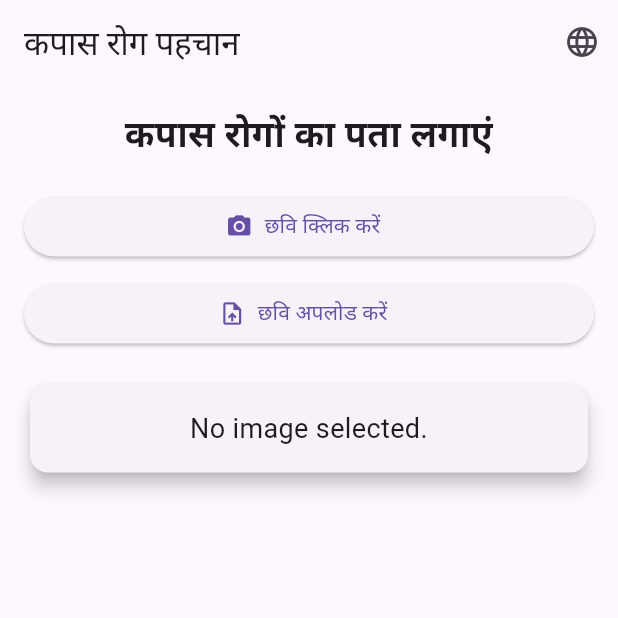
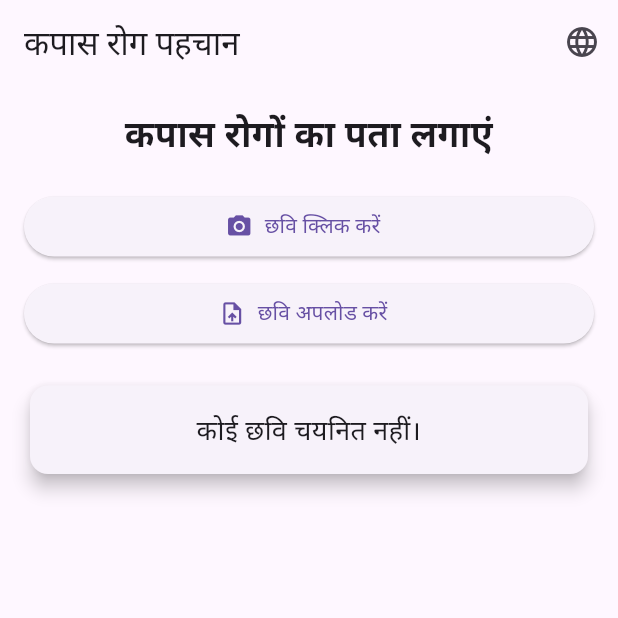
Before and after one commit to VidyaBarla/Cotton_Disease_Detection_App, a Flutter app: the screen it shows after launch, after a tap on the "language" icon, after a tap on "छवि क्लिक करें", on a phone screen of 412 x 824 dp, the top half of it. Run offline on Flutter 3.47's test engine with Material 3 defaults, Android fonts, the phone set to English and light mode, and no system bars; our stand-ins replace image_picker.

Commit message:
second commit

```diff
--- /dev/null
+++ b/lib/languages.dart
@@ -0,0 +1,20 @@
+const Map<String, Map<String, String>> languages = {
+  'English': {
+    'title': 'Cotton Disease Detection',
+    'detect_diseases': 'Detect Cotton Diseases',
+    'click_image': 'Click Image',
+    'upload_image': 'Upload Image',
+    'no_image': 'No image selected.',
+    'processing': 'Processing image...',
+    'switch_language': 'Switch to Hindi',
+  },
+  'Hindi': {
+    'title': 'कपास रोग पहचान',
+    'detect_diseases': 'कपास रोगों का पता लगाएं',
+    'click_image': 'छवि क्लिक करें',
+    'upload_image': 'छवि अपलोड करें',
+    'no_image': 'कोई छवि चयनित नहीं।',
+    'processing': 'छवि प्रोसेस हो रही है...',
+    'switch_language': 'अंग्रेज़ी में स्विच करें',
+  },
+};
--- a/lib/main.dart
+++ b/lib/main.dart
@@ -1,5 +1,6 @@
 import 'package:flutter/material.dart';
 import 'package:image_picker/image_picker.dart';
+import 'languages.dart'; // Import the languages file
 
 void main() => runApp(CottonDiseaseDetectionApp());
 
@@ -22,15 +23,19 @@ class HomeScreen extends StatefulWidget {
 class _HomeScreenState extends State<HomeScreen> {
   final ImagePicker _picker = ImagePicker();
   String _result = "No image selected.";
-  String _language = "English";
+  String _language = "English"; // Default language is English
 
   Future<void> _pickImage(ImageSource source) async {
     final XFile? image = await _picker.pickImage(source: source);
     if (image != null) {
       setState(() {
-        _result = "Processing image..."; // Placeholder for backend call
+        _result = languages[_language]!['processing']!; // Show processing message
       });
-      // TODO: Send the image to the backend and update _result with the output
+      // TODO: Add backend call to process image and update _result with output
+    } else {
+      setState(() {
+        _result = languages[_language]!['no_image']!; // Show no image selected message
+      });
     }
   }
 
@@ -44,12 +49,12 @@ class _HomeScreenState extends State<HomeScreen> {
   Widget build(BuildContext context) {
     return Scaffold(
       appBar: AppBar(
-        title: Text(_language == "English" ? 'Cotton Disease Detection' : 'कपास रोग पहचान'),
+        title: Text(languages[_language]!['title']!),
         actions: [
           IconButton(
             icon: Icon(Icons.language),
             onPressed: _toggleLanguage,
-            tooltip: _language == "English" ? 'Switch to Hindi' : 'अंग्रेज़ी में स्विच करें',
+            tooltip: languages[_language]!['switch_language']!,
           ),
         ],
       ),
@@ -59,20 +64,20 @@ class _HomeScreenState extends State<HomeScreen> {
           crossAxisAlignment: CrossAxisAlignment.stretch,
           children: [
             Text(
-              _language == "English" ? 'Detect Cotton Diseases' : 'कपास रोगों का पता लगाएं',
+              languages[_language]!['detect_diseases']!,
               style: TextStyle(fontSize: 24, fontWeight: FontWeight.bold),
               textAlign: TextAlign.center,
             ),
             SizedBox(height: 20),
             ElevatedButton.icon(
               icon: Icon(Icons.camera_alt),
-              label: Text(_language == "English" ? 'Click Image' : 'छवि क्लिक करें'),
+              label: Text(languages[_language]!['click_image']!),
               onPressed: () => _pickImage(ImageSource.camera),
             ),
             SizedBox(height: 10),
             ElevatedButton.icon(
               icon: Icon(Icons.upload_file),
-              label: Text(_language == "English" ? 'Upload Image' : 'छवि अपलोड करें'),
+              label: Text(languages[_language]!['upload_image']!),
               onPressed: () => _pickImage(ImageSource.gallery),
             ),
             SizedBox(height: 20),
--- a/pubspec.yaml
+++ b/pubspec.yaml
@@ -31,7 +31,6 @@ dependencies:
   flutter:
     sdk: flutter
   image_picker: ^0.8.7+4
-  tflite_flutter: ^0.10.0
 
 
   # The following adds the Cupertino Icons font to your application.
@@ -54,8 +53,6 @@ dev_dependencies:
 
 # The following section is specific to Flutter packages.
 flutter:
-  assets
-    - assets\model.tflite
 
 
   # The following line ensures that the Material Icons font is
```
